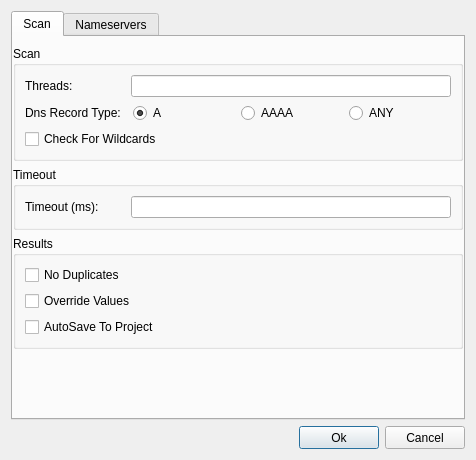
This is sub3suite/src/Dialogs/ActiveConfigDialog.ui in 3nock/OTE as Qt 5 draws it before an edit. The edited form follows.
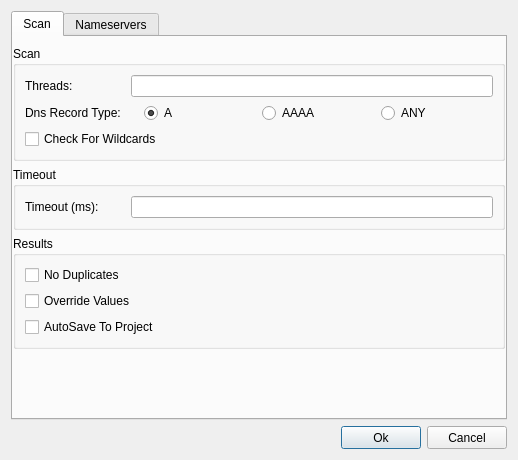
This is the edited form. Icons and pictures are not drawn. Custom widgets are drawn as their Qt base class.

Patch:
```diff
--- a/sub3suite/src/Dialogs/ActiveConfigDialog.ui
+++ b/sub3suite/src/Dialogs/ActiveConfigDialog.ui
@@ -6,7 +6,7 @@
    <rect>
     <x>0</x>
     <y>0</y>
-    <width>476</width>
+    <width>518</width>
     <height>460</height>
    </rect>
   </property>
```
